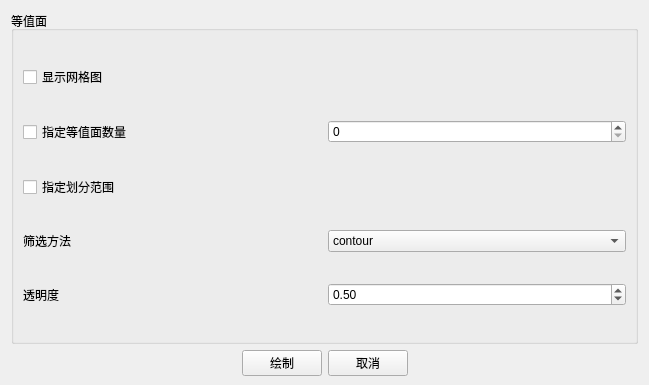
Above: vis4flow/ui/contour_window.ui from Autmlif/VisFlow before the change. Below: the same form after it.
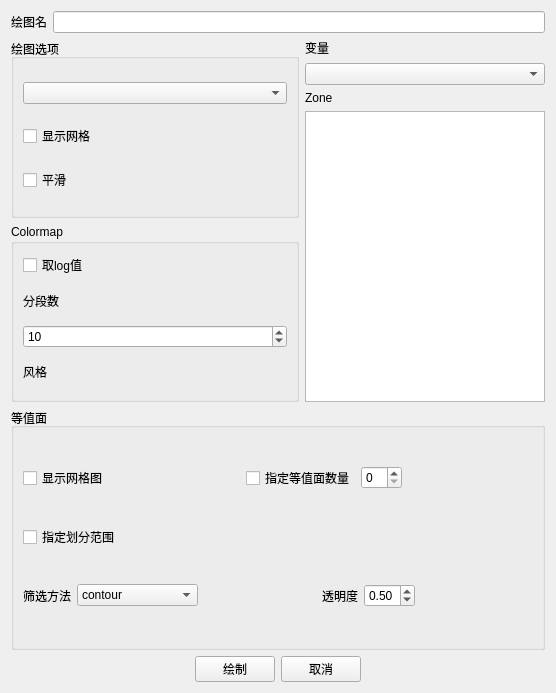
That is the form after the change.

Commit message: modified contour and volume UI

```diff
--- a/vis4flow/ui/contour_window.ui
+++ b/vis4flow/ui/contour_window.ui
@@ -6,23 +6,123 @@
    <rect>
     <x>0</x>
     <y>0</y>
-    <width>649</width>
-    <height>385</height>
+    <width>556</width>
+    <height>693</height>
    </rect>
   </property>
   <property name="windowTitle">
    <string>Form</string>
   </property>
-  <layout class="QVBoxLayout" name="verticalLayout_2" stretch="6,1">
-   <property name="leftMargin">
-    <number>11</number>
-   </property>
-   <property name="topMargin">
-    <number>11</number>
-   </property>
-   <property name="bottomMargin">
-    <number>9</number>
-   </property>
+  <layout class="QVBoxLayout" name="verticalLayout_6" stretch="1,6,4,0">
+   <item>
+    <layout class="QHBoxLayout" name="horizontalLayout">
+     <item>
+      <widget class="QLabel" name="label">
+       <property name="text">
+        <string>绘图名</string>
+       </property>
+      </widget>
+     </item>
+     <item>
+      <widget class="QLineEdit" name="text_plot_name"/>
+     </item>
+    </layout>
+   </item>
+   <item>
+    <layout class="QHBoxLayout" name="horizontalLayout_4" stretch="6,5">
+     <item>
+      <layout class="QVBoxLayout" name="verticalLayout_5">
+       <item>
+        <widget class="QGroupBox" name="groupBox_2">
+         <property name="title">
+          <string>绘图选项</string>
+         </property>
+         <layout class="QVBoxLayout" name="verticalLayout_3">
+          <item>
+           <widget class="QComboBox" name="comboBox_style"/>
+          </item>
+          <item>
+           <widget class="QCheckBox" name="checkBox_grid">
+            <property name="text">
+             <string>显示网格</string>
+            </property>
+           </widget>
+          </item>
+          <item>
+           <widget class="QCheckBox" name="checkBox_smooth">
+            <property name="text">
+             <string>平滑</string>
+            </property>
+           </widget>
+          </item>
+         </layout>
+        </widget>
+       </item>
+       <item>
+        <widget class="QGroupBox" name="groupBox_3">
+         <property name="title">
+          <string>Colormap</string>
+         </property>
+         <layout class="QVBoxLayout" name="verticalLayout_4">
+          <item>
+           <widget class="QCheckBox" name="checkBox_log">
+            <property name="text">
+             <string>取log值</string>
+            </property>
+           </widget>
+          </item>
+          <item>
+           <widget class="QLabel" name="label_6">
+            <property name="text">
+             <string>分段数</string>
+            </property>
+           </widget>
+          </item>
+          <item>
+           <widget class="QSpinBox" name="spin_colormap">
+            <property name="value">
+             <number>10</number>
+            </property>
+           </widget>
+          </item>
+          <item>
+           <widget class="QLabel" name="label_7">
+            <property name="text">
+             <string>风格</string>
+            </property>
+           </widget>
+          </item>
+         </layout>
+        </widget>
+       </item>
+      </layout>
+     </item>
+     <item>
+      <layout class="QVBoxLayout" name="verticalLayout_2">
+       <item>
+        <widget class="QLabel" name="label_3">
+         <property name="text">
+          <string>变量</string>
+         </property>
+        </widget>
+       </item>
+       <item>
+        <widget class="QComboBox" name="comboBox_variable"/>
+       </item>
+       <item>
+        <widget class="QLabel" name="label_5">
+         <property name="text">
+          <string>Zone</string>
+         </property>
+        </widget>
+       </item>
+       <item>
+        <widget class="QColumnView" name="columnView"/>
+       </item>
+      </layout>
+     </item>
+    </layout>
+   </item>
    <item>
     <widget class="QGroupBox" name="groupBox">
      <property name="title">
@@ -30,14 +130,30 @@
      </property>
      <layout class="QVBoxLayout" name="verticalLayout">
       <item>
-       <widget class="QCheckBox" name="checkBox">
-        <property name="text">
-         <string>显示网格图</string>
-        </property>
-       </widget>
-      </item>
-      <item>
-       <layout class="QHBoxLayout" name="horizontalLayout_4">
+       <layout class="QHBoxLayout" name="horizontalLayout_3">
+        <item>
+         <widget class="QCheckBox" name="checkBox">
+          <property name="text">
+           <string>显示网格图</string>
+          </property>
+         </widget>
+        </item>
+        <item>
+         <spacer name="horizontalSpacer_3">
+          <property name="orientation">
+           <enum>Qt::Horizontal</enum>
+          </property>
+          <property name="sizeType">
+           <enum>QSizePolicy::Expanding</enum>
+          </property>
+          <property name="sizeHint" stdset="0">
+           <size>
+            <width>40</width>
+            <height>20</height>
+           </size>
+          </property>
+         </spacer>
+        </item>
         <item>
          <widget class="QCheckBox" name="checkBox_2">
           <property name="text">
@@ -48,6 +164,19 @@
         <item>
          <widget class="QSpinBox" name="spinBox"/>
         </item>
+        <item>
+         <spacer name="horizontalSpacer_5">
+          <property name="orientation">
+           <enum>Qt::Horizontal</enum>
+          </property>
+          <property name="sizeHint" stdset="0">
+           <size>
+            <width>40</width>
+            <height>20</height>
+           </size>
+          </property>
+         </spacer>
+        </item>
        </layout>
       </item>
       <item>
@@ -58,7 +187,7 @@
        </widget>
       </item>
       <item>
-       <layout class="QHBoxLayout" name="horizontalLayout_3">
+       <layout class="QHBoxLayout" name="horizontalLayout_2">
         <item>
          <widget class="QLabel" name="label_2">
           <property name="text">
@@ -85,10 +214,22 @@
           </item>
          </widget>
         </item>
-       </layout>
-      </item>
-      <item>
-       <layout class="QHBoxLayout" name="horizontalLayout_2">
+        <item>
+         <spacer name="horizontalSpacer_4">
+          <property name="orientation">
+           <enum>Qt::Horizontal</enum>
+          </property>
+          <property name="sizeType">
+           <enum>QSizePolicy::Expanding</enum>
+          </property>
+          <property name="sizeHint" stdset="0">
+           <size>
+            <width>40</width>
+            <height>20</height>
+           </size>
+          </property>
+         </spacer>
+        </item>
         <item>
          <widget class="QLabel" name="label_4">
           <property name="text">
@@ -109,6 +250,19 @@
           </property>
          </widget>
         </item>
+        <item>
+         <spacer name="horizontalSpacer_6">
+          <property name="orientation">
+           <enum>Qt::Horizontal</enum>
+          </property>
+          <property name="sizeHint" stdset="0">
+           <size>
+            <width>40</width>
+            <height>20</height>
+           </size>
+          </property>
+         </spacer>
+        </item>
        </layout>
       </item>
      </layout>
```
The commit also changes 7 other files.
